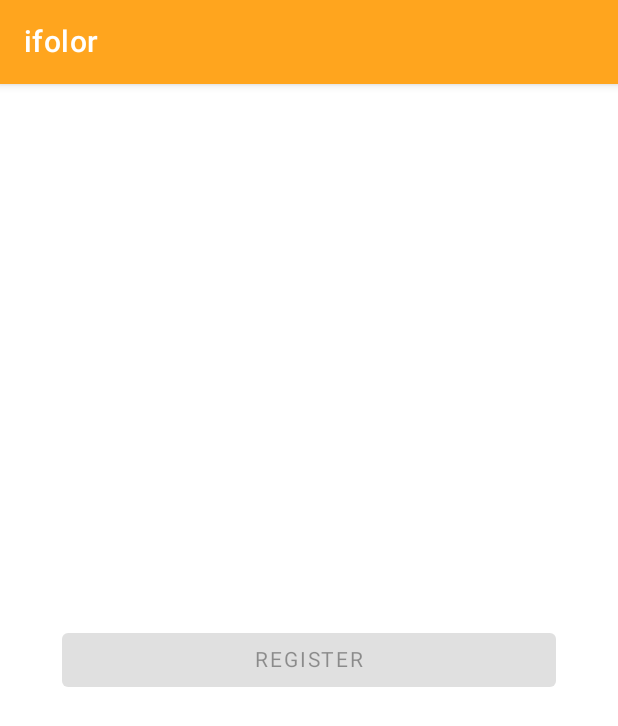
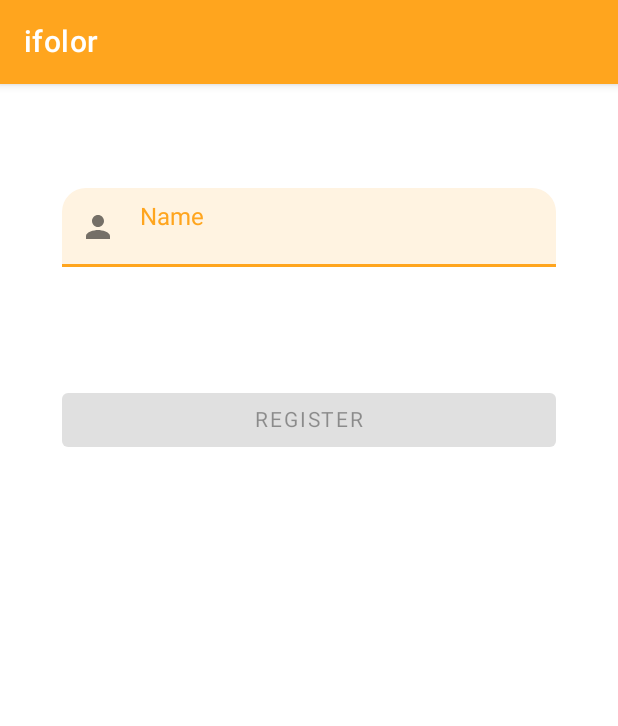
Before and after one commit to cmreinhold/ifolor, an Android app: the screen it shows after launch (RegistrationActivity), on a phone screen of 412 x 824 dp. Shown: the top 726 px of the screen. Run offline under Robolectric (Android 15) with nearby library versions, the phone set to English and light mode, and no system bars; our stand-ins replace data binding; Roboto replaces fonts that are not available here.

Commit message:
PROD1-003 - Add name validation logic
Added name validation logic
Added viewmodel and ui tests
Added custom edit text fields styles

```diff
--- /dev/null
+++ b/app/src/main/java/ch/reinhold/ifolor/domain/validators/MinimumLengthValidator.kt
@@ -0,0 +1,8 @@
+package ch.reinhold.ifolor.domain.validators
+
+open class MinimumLengthValidator(private val minimumLength: Int = 0) : Validator<String> {
+    override fun isValid(item: String?): Boolean {
+        val itemLength = item?.length ?: 0
+        return itemLength >= minimumLength
+    }
+}
--- /dev/null
+++ b/app/src/main/java/ch/reinhold/ifolor/domain/validators/RequiredFieldValidator.kt
@@ -0,0 +1,3 @@
+package ch.reinhold.ifolor.domain.validators
+
+class RequiredFieldValidator : MinimumLengthValidator(minimumLength = 1)
--- /dev/null
+++ b/app/src/main/java/ch/reinhold/ifolor/domain/validators/Validator.kt
@@ -0,0 +1,5 @@
+package ch.reinhold.ifolor.domain.validators
+
+interface Validator<T : Any> {
+    fun isValid(item: T?): Boolean
+}
--- /dev/null
+++ b/app/src/main/java/ch/reinhold/ifolor/ui/binding/EditTextDataBindingAdapter.kt
@@ -0,0 +1,17 @@
+package ch.reinhold.ifolor.ui.binding
+
+import android.view.View
+import android.widget.EditText
+import androidx.core.widget.doOnTextChanged
+import androidx.databinding.BindingAdapter
+
+object EditTextDataBindingAdapter {
+    @JvmStatic
+    @BindingAdapter("onFocus")
+    fun onFocusChanged(editText: EditText, focusChangeListener: View.OnFocusChangeListener?) {
+        editText.onFocusChangeListener = focusChangeListener
+        editText.doOnTextChanged { _, _, _, _ ->
+            focusChangeListener?.onFocusChange(editText, false)
+        }
+    }
+}
--- a/app/src/main/java/ch/reinhold/ifolor/ui/registration/RegistrationActivity.kt
+++ b/app/src/main/java/ch/reinhold/ifolor/ui/registration/RegistrationActivity.kt
@@ -7,6 +7,7 @@ import androidx.lifecycle.Observer
 import ch.reinhold.ifolor.R
 import ch.reinhold.ifolor.core.logger.obtainLogger
 import ch.reinhold.ifolor.databinding.ActivityRegistrationBinding
+import ch.reinhold.ifolor.domain.validators.RequiredFieldValidator
 import ch.reinhold.ifolor.ui.actions.GoToConfirmationAction
 import ch.reinhold.ifolor.ui.actions.ViewModelAction
 import org.koin.core.KoinComponent
@@ -15,7 +16,10 @@ class RegistrationActivity : AppCompatActivity(), KoinComponent {
 
     private val logger = obtainLogger("RegistrationActivity")
 
-    private val viewModel = RegistrationViewModel()
+    private val viewModel = RegistrationViewModel(
+        context = this,
+        nameValidator = RequiredFieldValidator()
+    )
 
     private lateinit var binding: ActivityRegistrationBinding
 
--- a/app/src/main/java/ch/reinhold/ifolor/ui/registration/RegistrationViewModel.kt
+++ b/app/src/main/java/ch/reinhold/ifolor/ui/registration/RegistrationViewModel.kt
@@ -1,10 +1,14 @@
 package ch.reinhold.ifolor.ui.registration
 
+import android.content.Context
 import android.view.View
 import androidx.databinding.ObservableBoolean
+import androidx.databinding.ObservableField
 import androidx.lifecycle.MutableLiveData
 import androidx.lifecycle.ViewModel
 import androidx.lifecycle.viewModelScope
+import ch.reinhold.ifolor.R
+import ch.reinhold.ifolor.domain.validators.Validator
 import ch.reinhold.ifolor.ui.actions.GoToConfirmationAction
 import ch.reinhold.ifolor.ui.actions.ViewModelAction
 import kotlinx.coroutines.launch
@@ -16,15 +20,33 @@ import kotlinx.coroutines.launch
  * For navigation actions or popup dialogs it uses the actions [MutableLiveData] object to
  * communicate with the [RegistrationActivity].
  */
-class RegistrationViewModel : ViewModel() {
+class RegistrationViewModel(
+    context: Context,
+    private val nameValidator: Validator<String>
+) : ViewModel() {
 
     val actions = MutableLiveData<ViewModelAction>()
+
+    private val isValidName get() = nameValidator.isValid(name.get())
+
+    private val nameErrorMessage by lazy {  context.getString(R.string.invalid_name) }
 
     private fun emit(action: ViewModelAction) = actions.postValue(action)
 
     private fun emitAsync(action: ViewModelAction) = viewModelScope.launch {
         emit(action)
     }
+
+    val name = ObservableField<String>()
+    val nameError = ObservableField<String>()
+    private val onFocusName = View.OnFocusChangeListener { _, focused ->
+        if (!focused) {
+            validateName()
+            validateButton()
+        }
+    }
+
+    fun getOnNameFocus() = onFocusName
 
     val isButtonEnabled = ObservableBoolean()
     private val onRegisterButtonClick = View.OnClickListener {
@@ -33,4 +55,12 @@ class RegistrationViewModel : ViewModel() {
 
     fun getOnRegisterClick() = onRegisterButtonClick
 
+    private fun validateName() {
+        if (isValidName) nameError.set(null)
+        else nameError.set(nameErrorMessage)
+    }
+
+    private fun validateButton() {
+        isButtonEnabled.set(isValidName)
+    }
 }
--- /dev/null
+++ b/app/src/main/res/drawable/ic_error_outline_24.xml
@@ -0,0 +1,10 @@
+<vector xmlns:android="http://schemas.android.com/apk/res/android"
+    android:width="24dp"
+    android:height="24dp"
+    android:tint="?attr/errorTextColor"
+    android:viewportWidth="24"
+    android:viewportHeight="24">
+    <path
+        android:fillColor="@android:color/white"
+        android:pathData="M11,15h2v2h-2zM11,7h2v6h-2zM11.99,2C6.47,2 2,6.48 2,12s4.47,10 9.99,10C17.52,22 22,17.52 22,12S17.52,2 11.99,2zM12,20c-4.42,0 -8,-3.58 -8,-8s3.58,-8 8,-8 8,3.58 8,8 -3.58,8 -8,8z" />
+</vector>
--- /dev/null
+++ b/app/src/main/res/drawable/ic_person_24.xml
@@ -0,0 +1,10 @@
+<vector xmlns:android="http://schemas.android.com/apk/res/android"
+    android:width="24dp"
+    android:height="24dp"
+    android:tint="?attr/colorControlNormal"
+    android:viewportWidth="24"
+    android:viewportHeight="24">
+    <path
+        android:fillColor="@android:color/white"
+        android:pathData="M12,12c2.21,0 4,-1.79 4,-4s-1.79,-4 -4,-4 -4,1.79 -4,4 1.79,4 4,4zM12,14c-2.67,0 -8,1.34 -8,4v2h16v-2c0,-2.66 -5.33,-4 -8,-4z" />
+</vector>
--- a/app/src/main/res/layout/activity_registration.xml
+++ b/app/src/main/res/layout/activity_registration.xml
@@ -29,17 +29,46 @@
             android:orientation="vertical"
             app:layout_constraintGuide_percent="0.9" />
 
+        <com.google.android.material.textfield.TextInputLayout
+            android:id="@+id/username"
+            android:layout_width="0dp"
+            android:layout_height="wrap_content"
+            android:hint="@string/prompt_name"
+            app:layout_constraintBottom_toBottomOf="parent"
+            app:layout_constraintEnd_toEndOf="@id/guidelineEnd"
+            app:layout_constraintStart_toStartOf="@+id/guidelineStart"
+            app:layout_constraintTop_toTopOf="parent"
+            app:layout_constraintVertical_bias="0.1"
+            app:startIconContentDescription="@string/prompt_name"
+            app:startIconDrawable="@drawable/ic_person_24">
+
+            <com.google.android.material.textfield.TextInputEditText
+                android:id="@+id/usernameTextField"
+                android:layout_width="match_parent"
+                android:layout_height="wrap_content"
+                android:autofillHints="no"
+                android:inputType="textCapCharacters|textNoSuggestions"
+                android:selectAllOnFocus="true"
+                android:text="@={model.name}"
+                app:error="@{model.nameError}"
+                app:onFocus="@{model.getOnNameFocus()}" />
+
+        </com.google.android.material.textfield.TextInputLayout>
+
         <Button
             android:id="@+id/registerButton"
             android:layout_width="0dp"
             android:layout_height="wrap_content"
             android:enabled="@{model.isButtonEnabled}"
+            android:focusable="true"
+            android:focusableInTouchMode="true"
             android:onClick="@{() -> model.getOnRegisterClick()}"
             android:text="@string/registerAction"
             app:layout_constraintBottom_toBottomOf="parent"
             app:layout_constraintEnd_toEndOf="@id/guidelineEnd"
             app:layout_constraintStart_toEndOf="@+id/guidelineStart"
-            app:layout_constraintTop_toTopOf="parent" />
+            app:layout_constraintTop_toBottomOf="@id/username"
+            app:layout_constraintVertical_bias="0.1" />
 
     </androidx.constraintlayout.widget.ConstraintLayout>
 </layout>
--- /dev/null
+++ b/app/src/main/res/values/dimens.xml
@@ -0,0 +1,4 @@
+<?xml version="1.0" encoding="utf-8"?>
+<resources>
+    <dimen name="two_grid_units">16dp</dimen>
+</resources>
--- a/app/src/main/res/values/strings.xml
+++ b/app/src/main/res/values/strings.xml
@@ -4,4 +4,8 @@
     <string name="registerAction">Register</string>
     <string name="registrationConfirmed">Thank you for registering</string>
 
+    <string name="prompt_name">Name</string>
+
+    <string name="invalid_name">Name must contain at least one character</string>
+
 </resources>
--- a/app/src/main/res/values/styles.xml
+++ b/app/src/main/res/values/styles.xml
@@ -10,9 +10,44 @@
         <item name="colorPrimaryDark">@color/colorPrimaryDark</item>
         <item name="colorAccent">@color/colorAccent</item>
 
+        <item name="errorIconDrawable">@drawable/ic_error_outline_24</item>
         <item name="errorTextColor">@color/error</item>
         <item name="hintTextColor">@color/hint</item>
+        <item name="textInputStyle">@style/AppTextInputLayout</item>
 
     </style>
 
+    <style name="AppTextInputLayout" parent="Widget.MaterialComponents.TextInputLayout.FilledBox">
+        <item name="boxCornerRadiusBottomStart">0dp</item>
+        <item name="boxCornerRadiusTopStart">@dimen/two_grid_units</item>
+        <item name="boxCornerRadiusTopEnd">@dimen/two_grid_units</item>
+        <item name="boxCornerRadiusBottomEnd">0dp</item>
+        <item name="boxBackgroundColor">@color/orange_10</item>
+        <item name="boxCollapsedPaddingTop">10dp</item>
+
+        <item name="hintTextAppearance">@style/HintText</item>
+        <item name="errorTextAppearance">@style/ErrorText</item>
+        <item name="counterTextAppearance">@style/HintText</item>
+
+        <item name="android:textColorHint">@color/hint</item>
+        <item name="errorIconDrawable">@drawable/ic_error_outline_24</item>
+        <item name="errorTextColor">@color/error</item>
+
+        <item name="colorControlNormal">@color/gray_80</item>
+        <item name="colorControlActivated">@color/colorPrimary</item>
+
+        <item name="hintAnimationEnabled">true</item>
+        <item name="hintEnabled">true</item>
+        <item name="errorEnabled">true</item>
+    </style>
+
+    <style name="ErrorText" parent="TextAppearance.AppCompat">
+        <item name="android:textColor">@color/error</item>
+    </style>
+
+    <style name="HintText" parent="TextAppearance.AppCompat">
+        <item name="android:textColor">?attr/colorControlNormal</item>
+        <item name="android:textSize">16sp</item>
+    </style>
+
 </resources>
```
Also changed, not shown: 4 other files.
